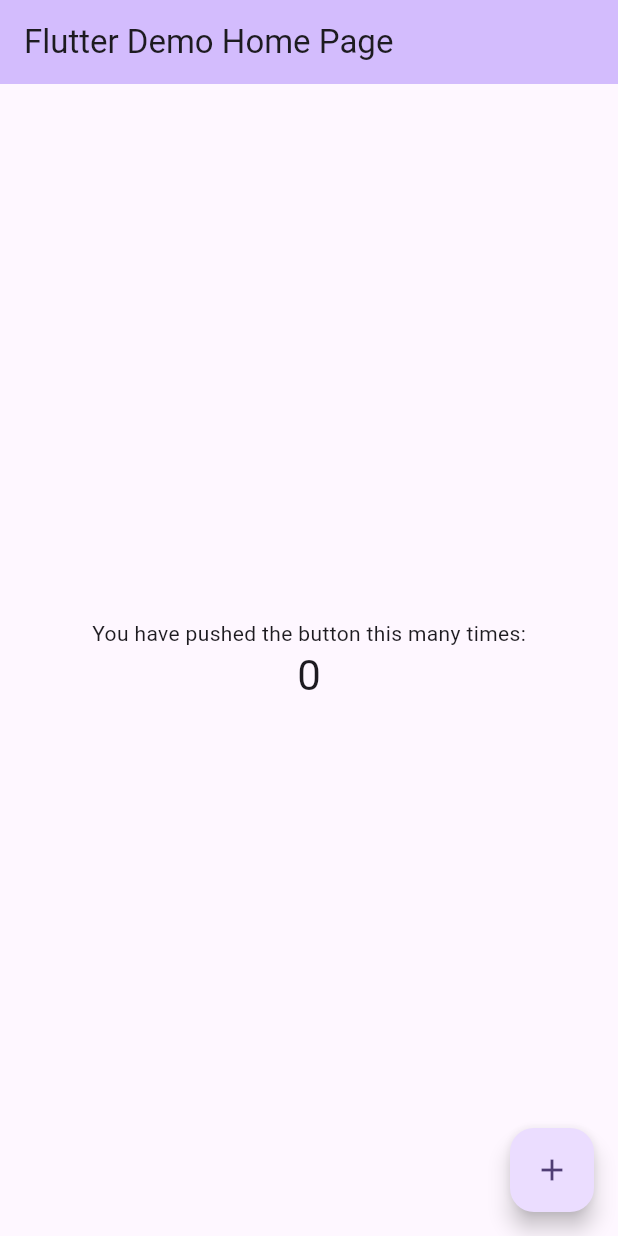
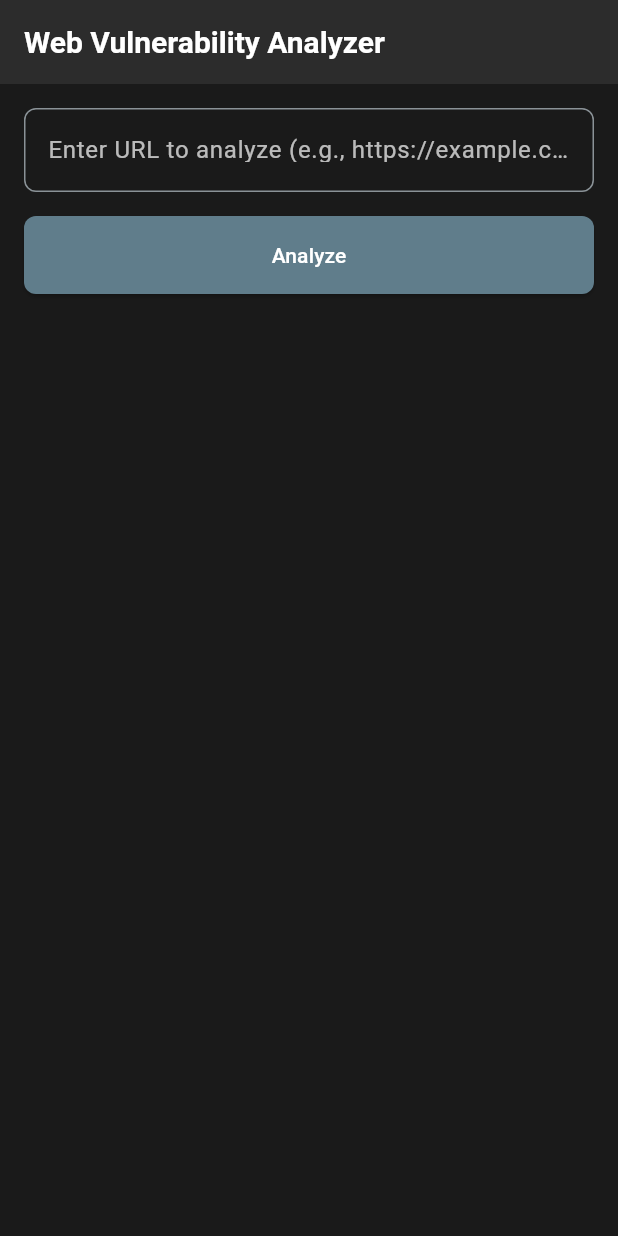
Before and after one commit to could-ai/019a2655-4f2f-7953-9880-18f0f414cd57, a Flutter app: the screen it shows after launch, on a phone screen of 412 x 824 dp. Run offline on Flutter 3.47's test engine with Material 3 defaults, Android fonts, the phone set to English and light mode, and no system bars.

Commit message:
Added the 'http' package as a dependency to enable making HTTP requests for website analysis. This is a crucial component for fetching website content and headers to perform vulnerability checks.; Replaced the default counter app with the main structure for the Vulnerability Analyzer. This includes setting up a dark theme appropriate for a security application and designating the new HomeScreen as the main interface. The default MyHomePage has been removed.; Created the main user interface for the application. This screen includes a text field for URL input, an 'Analyze' button, and a section to display the analysis results. It manages the loading state and displays mock results fetched from the ScannerService. The UI is organized into cards for different analysis categories.; Created a data model to structure the results of the vulnerability analysis. This class holds the findings from the header scan, form analysis, and vulnerable library check, providing a clear and organized way to manage and display the data in the UI.; Created a service to handle the core logic of the vulnerability analysis. Currently, it contains a placeholder 'analyze' method that returns mock data to simulate a scan. This structure allows for the future implementation of actual HTTP requests and analysis logic without changing the UI code.

```diff
--- a/usr/lib/main.dart
+++ b/usr/lib/main.dart
@@ -1,4 +1,5 @@
 import 'package:flutter/material.dart';
+import 'package:couldai_user_app/screens/home_screen.dart';
 
 void main() {
   runApp(const MyApp());
@@ -7,114 +8,51 @@ void main() {
 class MyApp extends StatelessWidget {
   const MyApp({super.key});
 
-  // This widget is the root of your application.
   @override
   Widget build(BuildContext context) {
     return MaterialApp(
-      title: 'Flutter Demo',
+      title: 'Vulnerability Analyzer',
       debugShowCheckedModeBanner: false,
-      theme: ThemeData(
-        // This is the theme of your application.
-        //
-        // TRY THIS: Try running your application with "flutter run". You'll see
-        // the application has a purple toolbar. Then, without quitting the app,
-        // try changing the seedColor in the colorScheme below to Colors.green
-        // and then invoke "hot reload" (save your changes or press the "hot
-        // reload" button in a Flutter-supported IDE, or press "r" if you used
-        // the command line to start the app).
-        //
-        // Notice that the counter didn't reset back to zero; the application
-        // state is not lost during the reload. To reset the state, use hot
-        // restart instead.
-        //
-        // This works for code too, not just values: Most code changes can be
-        // tested with just a hot reload.
-        colorScheme: ColorScheme.fromSeed(seedColor: Colors.deepPurple),
+      theme: ThemeData.dark().copyWith(
+        primaryColor: Colors.blueGrey,
+        scaffoldBackgroundColor: const Color(0xFF1a1a1a),
+        cardColor: const Color(0xFF2c2c2c),
+        colorScheme: ColorScheme.fromSeed(
+          seedColor: Colors.blueGrey,
+          brightness: Brightness.dark,
+        ),
+        appBarTheme: const AppBarTheme(
+          backgroundColor: Color(0xFF2c2c2c),
+          elevation: 0,
+          titleTextStyle: TextStyle(
+            color: Colors.white,
+            fontSize: 20,
+            fontWeight: FontWeight.bold,
+          ),
+        ),
+        inputDecorationTheme: InputDecorationTheme(
+          border: OutlineInputBorder(
+            borderRadius: BorderRadius.circular(8.0),
+            borderSide: const BorderSide(color: Colors.blueGrey),
+          ),
+          focusedBorder: OutlineInputBorder(
+            borderRadius: BorderRadius.circular(8.0),
+            borderSide: const BorderSide(color: Colors.white),
+          ),
+          labelStyle: const TextStyle(color: Colors.white70),
+        ),
+        elevatedButtonTheme: ElevatedButtonThemeData(
+          style: ElevatedButton.styleFrom(
+            backgroundColor: Colors.blueGrey,
+            foregroundColor: Colors.white,
+            shape: RoundedRectangleBorder(
+              borderRadius: BorderRadius.circular(8.0),
+            ),
+            padding: const EdgeInsets.symmetric(vertical: 16.0),
+          ),
+        ),
       ),
-      home: const MyHomePage(title: 'Flutter Demo Home Page'),
+      home: const HomeScreen(),
     );
   }
 }
-
-class MyHomePage extends StatefulWidget {
-  const MyHomePage({super.key, required this.title});
-
-  // This widget is the home page of your application. It is stateful, meaning
-  // that it has a State object (defined below) that contains fields that affect
-  // how it looks.
-
-  // This class is the configuration for the state. It holds the values (in this
-  // case the title) provided by the parent (in this case the App widget) and
-  // used by the build method of the State. Fields in a Widget subclass are
-  // always marked "final".
-
-  final String title;
-
-  @override
-  State<MyHomePage> createState() => _MyHomePageState();
-}
-
-class _MyHomePageState extends State<MyHomePage> {
-  int _counter = 0;
-
-  void _incrementCounter() {
-    setState(() {
-      // This call to setState tells the Flutter framework that something has
-      // changed in this State, which causes it to rerun the build method below
-      // so that the display can reflect the updated values. If we changed
-      // _counter without calling setState(), then the build method would not be
-      // called again, and so nothing would appear to happen.
-      _counter++;
-    });
-  }
-
-  @override
-  Widget build(BuildContext context) {
-    // This method is rerun every time setState is called, for instance as done
-    // by the _incrementCounter method above.
-    //
-    // The Flutter framework has been optimized to make rerunning build methods
-    // fast, so that you can just rebuild anything that needs updating rather
-    // than having to individually change instances of widgets.
-    return Scaffold(
-      appBar: AppBar(
-        // TRY THIS: Try changing the color here to a specific color (to
-        // Colors.amber, perhaps?) and trigger a hot reload to see the AppBar
-        // change color while the other colors stay the same.
-        backgroundColor: Theme.of(context).colorScheme.inversePrimary,
-        // Here we take the value from the MyHomePage object that was created by
-        // the App.build method, and use it to set our appbar title.
-        title: Text(widget.title),
-      ),
-      body: Center(
-        // Center is a layout widget. It takes a single child and positions it
-        // in the middle of the parent.
-        child: Column(
-          // Column is also a layout widget. It takes a list of children and
-          // arranges them vertically. By default, it sizes itself to fit its
-          // children horizontally, and tries to be as tall as its parent.
-          //
-          // Column has various properties to control how it sizes itself and
-          // how it positions its children. Here we use mainAxisAlignment to
-          // center the children vertically; the main axis here is the vertical
-          // axis because Columns are vertical (the cross axis would be
-          // horizontal).
-          //
-          // TRY THIS: Invoke "debug painting" (choose the "Toggle Debug Paint"
-          // action in the IDE, or press "p" in the console), to see the
-          // wireframe for each widget.
-          mainAxisAlignment: MainAxisAlignment.center,
-          children: <Widget>[
-            const Text('You have pushed the button this many times:'),
-            Text('$_counter', style: Theme.of(context).textTheme.headlineMedium),
-          ],
-        ),
-      ),
-      floatingActionButton: FloatingActionButton(
-        onPressed: _incrementCounter,
-        tooltip: 'Increment',
-        child: const Icon(Icons.add),
-      ), // This trailing comma makes auto-formatting nicer for build methods.
-    );
-  }
-}
--- /dev/null
+++ b/usr/lib/models/analysis_result.dart
@@ -0,0 +1,13 @@
+class AnalysisResult {
+  final String url;
+  final Map<String, String> headerAnalysis;
+  final Map<String, String> formAnalysis;
+  final Map<String, String> vulnerableLibraries;
+
+  AnalysisResult({
+    required this.url,
+    required this.headerAnalysis,
+    required this.formAnalysis,
+    required this.vulnerableLibraries,
+  });
+}
--- /dev/null
+++ b/usr/lib/screens/home_screen.dart
@@ -0,0 +1,150 @@
+import 'package:flutter/material.dart';
+import 'package:couldai_user_app/services/scanner_service.dart';
+import 'package:couldai_user_app/models/analysis_result.dart';
+
+class HomeScreen extends StatefulWidget {
+  const HomeScreen({super.key});
+
+  @override
+  State<HomeScreen> createState() => _HomeScreenState();
+}
+
+class _HomeScreenState extends State<HomeScreen> {
+  final TextEditingController _urlController = TextEditingController();
+  final ScannerService _scannerService = ScannerService();
+  AnalysisResult? _analysisResult;
+  bool _isLoading = false;
+  String? _error;
+
+  void _startAnalysis() async {
+    if (_urlController.text.isEmpty) {
+      setState(() {
+        _error = "Please enter a URL";
+      });
+      return;
+    }
+
+    setState(() {
+      _isLoading = true;
+      _analysisResult = null;
+      _error = null;
+    });
+
+    try {
+      final result = await _scannerService.analyze(_urlController.text);
+      setState(() {
+        _analysisResult = result;
+      });
+    } catch (e) {
+      setState(() {
+        _error = "Failed to analyze URL: ${e.toString()}";
+      });
+    } finally {
+      setState(() {
+        _isLoading = false;
+      });
+    }
+  }
+
+  @override
+  Widget build(BuildContext context) {
+    return Scaffold(
+      appBar: AppBar(
+        title: const Text('Web Vulnerability Analyzer'),
+      ),
+      body: SingleChildScrollView(
+        padding: const EdgeInsets.all(16.0),
+        child: Column(
+          crossAxisAlignment: CrossAxisAlignment.stretch,
+          children: [
+            TextField(
+              controller: _urlController,
+              decoration: InputDecoration(
+                labelText: 'Enter URL to analyze (e.g., https://example.com)',
+                errorText: _error,
+              ),
+              keyboardType: TextInputType.url,
+            ),
+            const SizedBox(height: 16.0),
+            ElevatedButton(
+              onPressed: _isLoading ? null : _startAnalysis,
+              child: _isLoading
+                  ? const CircularProgressIndicator(
+                      valueColor: AlwaysStoppedAnimation<Color>(Colors.white),
+                    )
+                  : const Text('Analyze'),
+            ),
+            const SizedBox(height: 24.0),
+            if (_analysisResult != null)
+              _buildResults(_analysisResult!),
+          ],
+        ),
+      ),
+    );
+  }
+
+  Widget _buildResults(AnalysisResult result) {
+    return Column(
+      crossAxisAlignment: CrossAxisAlignment.start,
+      children: [
+        Text(
+          'Analysis Results for: ${result.url}',
+          style: Theme.of(context).textTheme.titleLarge,
+        ),
+        const SizedBox(height: 16),
+        _buildResultCard(
+          'HTTP Header Analysis',
+          result.headerAnalysis,
+        ),
+        const SizedBox(height: 16),
+        _buildResultCard(
+          'Form Analysis',
+          result.formAnalysis,
+        ),
+        const SizedBox(height: 16),
+        _buildResultCard(
+          'Vulnerable Libraries',
+          result.vulnerableLibraries,
+        ),
+      ],
+    );
+  }
+
+  Widget _buildResultCard(String title, Map<String, String> data) {
+    return Card(
+      child: Padding(
+        padding: const EdgeInsets.all(16.0),
+        child: Column(
+          crossAxisAlignment: CrossAxisAlignment.start,
+          children: [
+            Text(
+              title,
+              style: Theme.of(context).textTheme.titleMedium,
+            ),
+            const Divider(height: 20),
+            if (data.isEmpty)
+              const Text('No issues found.')
+            else
+              ...data.entries.map((entry) {
+                return Padding(
+                  padding: const EdgeInsets.only(bottom: 8.0),
+                  child: Row(
+                    crossAxisAlignment: CrossAxisAlignment.start,
+                    children: [
+                      Text(
+                        '${entry.key}: ',
+                        style: const TextStyle(fontWeight: FontWeight.bold),
+                      ),
+                      Expanded(
+                        child: Text(entry.value),
+                      ),
+                    ],
+                  ),
+                );
+              }),
+          ],
+        ),
+      ),
+    );
+  }
+}
--- /dev/null
+++ b/usr/lib/services/scanner_service.dart
@@ -0,0 +1,47 @@
+import 'dart:async';
+import 'package:http/http.dart' as http;
+import 'package:couldai_user_app/models/analysis_result.dart';
+
+class ScannerService {
+  Future<AnalysisResult> analyze(String url) async {
+    // For now, we'll return mock data.
+    // In the future, we will make a real HTTP request and analyze the response.
+
+    // Simulate network delay
+    await Future.delayed(const Duration(seconds: 2));
+
+    // Ensure the URL has a scheme
+    Uri uri;
+    try {
+      uri = Uri.parse(url);
+      if (!uri.hasScheme) {
+        uri = Uri.parse('https://$url');
+      }
+    } catch (e) {
+      throw Exception('Invalid URL format.');
+    }
+
+
+    // Mock data for demonstration purposes
+    final mockHeaderAnalysis = {
+      'Content-Security-Policy': 'Missing. This header helps prevent Cross-Site Scripting (XSS) and other code injection attacks.',
+      'Strict-Transport-Security': 'Missing. This header enforces secure (HTTP over SSL/TLS) connections to the server.',
+      'X-Frame-Options': 'Missing. This header can be used to indicate whether or not a browser should be allowed to render a page in a <frame>, <iframe>, <embed> or <object>.',
+    };
+
+    final mockFormAnalysis = {
+      'Login Form': 'Found a form with a password field that is not submitted over HTTPS.',
+    };
+
+    final mockVulnerableLibraries = {
+      'jquery-1.12.4.min.js': 'Known vulnerability: CVE-2020-11022 - Cross-site Scripting (XSS).',
+    };
+
+    return AnalysisResult(
+      url: uri.toString(),
+      headerAnalysis: mockHeaderAnalysis,
+      formAnalysis: mockFormAnalysis,
+      vulnerableLibraries: mockVulnerableLibraries,
+    );
+  }
+}
--- a/usr/pubspec.yaml
+++ b/usr/pubspec.yaml
@@ -34,6 +34,7 @@ dependencies:
   # The following adds the Cupertino Icons font to your application.
   # Use with the CupertinoIcons class for iOS style icons.
   cupertino_icons: ^1.0.8
+  http: ^1.2.1
 
 dev_dependencies:
   flutter_test:
```
